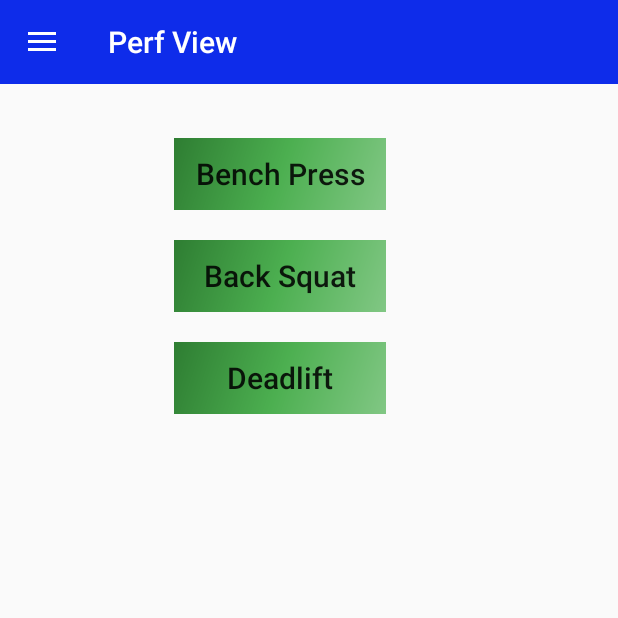
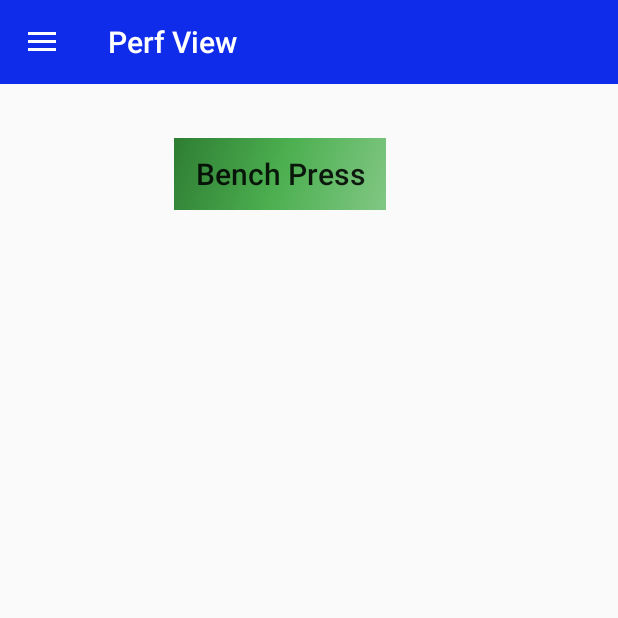
Before and after one commit to mohamedelech/PerfView_Android, an Android app: the screen it shows after launch (MainActivity), on a phone screen of 412 x 824 dp, the top half of it. Run offline under Robolectric (Android 15) with nearby library versions, the light colour scheme and no system bars.

Commit message:
ordre menu

```diff
--- a/app/src/main/java/com/example/mohamedelech/perfview/MainActivity.java
+++ b/app/src/main/java/com/example/mohamedelech/perfview/MainActivity.java
@@ -109,9 +109,6 @@ public class MainActivity extends AppCompatActivity
             startActivity(intent);
             return true;
 
-        } else if (id == R.id.nav_Ra) {
-            return true;
-
         } else if (id == R.id.nav_Rm) {
             Intent intent = new Intent(MainActivity.this, CounterSensorActivity.class);
             startActivity(intent);
--- a/app/src/main/res/layout/content_main.xml
+++ b/app/src/main/res/layout/content_main.xml
@@ -25,27 +25,4 @@
         android:layout_alignParentStart="true"
         android:layout_marginStart="100dp" />
 
-    <Button
-        android:text="   Back Squat   "
-        android:layout_width="wrap_content"
-        android:layout_height="wrap_content"
-        android:id="@+id/backsquat"
-        android:background="@drawable/side_nav_bar"
-        android:textAppearance="@style/TextAppearance.AppCompat.Widget.ActionBar.Title"
-        android:layout_marginTop="20dp"
-        android:layout_below="@+id/benchpress"
-        android:layout_alignStart="@+id/benchpress"
-        android:layout_alignEnd="@+id/benchpress" />
-
-    <Button
-        android:text="   Deadlift   "
-        android:layout_width="wrap_content"
-        android:layout_height="wrap_content"
-        android:id="@+id/deadlift"
-        android:background="@drawable/side_nav_bar"
-        android:textAppearance="@style/TextAppearance.AppCompat.Widget.ActionBar.Title"
-        android:layout_marginTop="20dp"
-        android:layout_below="@+id/backsquat"
-        android:layout_alignStart="@+id/backsquat"
-        android:layout_alignEnd="@+id/backsquat" />
 </RelativeLayout>
--- a/app/src/main/res/menu/activity_main_drawer.xml
+++ b/app/src/main/res/menu/activity_main_drawer.xml
@@ -3,17 +3,17 @@
 
     <group android:checkableBehavior="single">
         <item
-            android:id="@+id/nav_camera"
-            android:icon="@drawable/ic_menu_camera"
-            android:title="Camera" />
+            android:id="@+id/nav_SaisiePerf"
+            android:icon="?android:attr/actionModePasteDrawable"
+            android:title="Saisie Performance" />
         <item
             android:id="@+id/nav_agenda"
             android:icon="@android:drawable/ic_menu_today"
             android:title="Agenda" />
         <item
-            android:id="@+id/nav_SaisiePerf"
-            android:icon="?android:attr/actionModePasteDrawable"
-            android:title="Saisie Performance" />
+            android:id="@+id/nav_camera"
+            android:icon="@drawable/ic_menu_camera"
+            android:title="Camera" />
     </group>
 
     <item android:title="Fonctions avancées">
@@ -22,10 +22,7 @@
                 android:id="@+id/nav_compass"
                 android:icon="@android:drawable/ic_menu_compass"
                 android:title="Boussole" />
-            <item
-                android:id="@+id/nav_Ra"
-                android:icon="@android:drawable/btn_star"
-                android:title="Réalité augmentée" />
+
             <item android:title="Compteur"
                 android:icon="@android:drawable/ic_input_add"
                 android:id="@+id/nav_Rm" />
```
